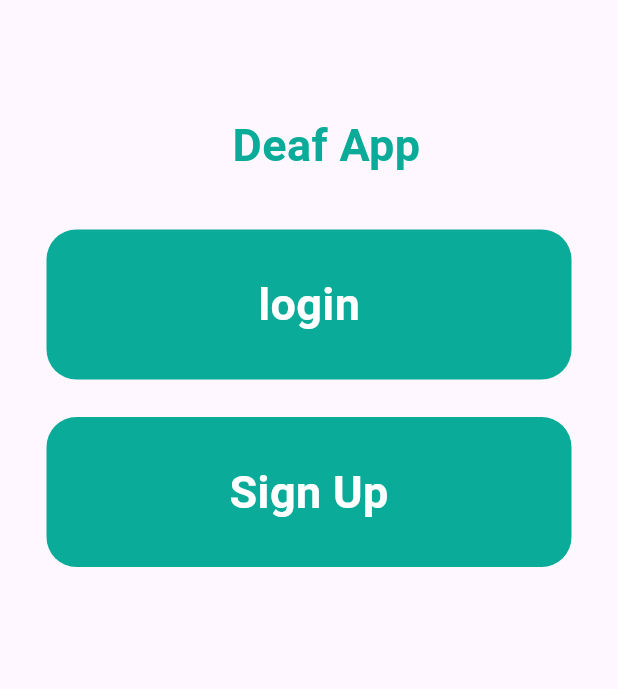
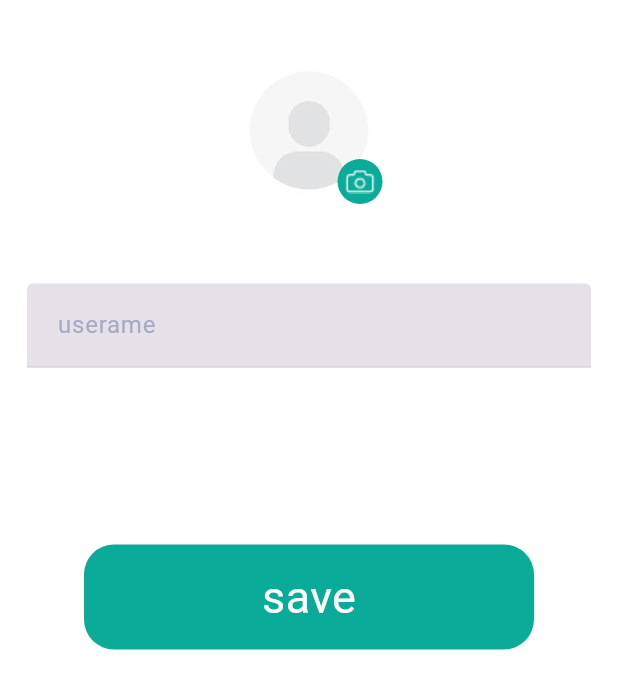
Before and after one commit to AngieShalma/auth_login_register_django, a Flutter app: the screen it shows after launch, on a phone screen of 412 x 824 dp. Shown: the top 689 px of the screen. Run offline on Flutter 3.47's test engine with Material 3 defaults, Android fonts, the phone set to English and light mode, and no system bars; our stand-ins replace bloc, flutter_bloc, image_picker, shared_preferences.

Commit message:
third commit

```diff
--- a/lib/main.dart
+++ b/lib/main.dart
@@ -4,6 +4,7 @@ import 'package:flutter/material.dart';
 import 'package:flutter_bloc/flutter_bloc.dart';
 import 'package:test_api_register_login_logout/auth_cubit.dart';
 import 'package:test_api_register_login_logout/screens/home_screen.dart';
+import 'package:test_api_register_login_logout/screens/user_info.dart';
 import 'package:test_api_register_login_logout/screens/welcome_screen.dart';
 import 'package:test_api_register_login_logout/shared/network/shared_preferences.dart';
 String? token;
@@ -41,7 +42,7 @@ class MyApp extends StatelessWidget {
       ],
       child: MaterialApp(
   debugShowCheckedModeBanner: false,
-        home: welcomeScreen(),//token !=null &&token !=""?homeScreen(): welcomeScreen(),
+        home: userInfoScreen()//welcomeScreen(),//token !=null &&token !=""?homeScreen(): welcomeScreen(),
       ),
     );
   }
--- /dev/null
+++ b/lib/screens/user_info.dart
@@ -0,0 +1,228 @@
+import 'dart:io';
+import 'package:flutter/cupertino.dart';
+import 'package:flutter/material.dart';
+import 'package:image_picker/image_picker.dart';
+
+class userInfoScreen extends StatefulWidget {
+  const userInfoScreen({Key? key}) : super(key: key);
+
+  @override
+  State<userInfoScreen> createState() => _userInfoScreenState();
+}
+
+class _userInfoScreenState extends State<userInfoScreen> {
+  late String UserName;
+
+  final nameController = TextEditingController();
+  File? image;
+
+  Future pickerCamera() async {
+    final myfile = await ImagePicker().pickImage(source: ImageSource.camera);
+
+    setState(() {
+      image = File(myfile!.path);
+    });
+  }
+
+  Future pickerGallery() async {
+    final myfile = await ImagePicker().pickImage(source: ImageSource.gallery);
+
+    setState(() {
+      image = File(myfile!.path);
+    });
+  }
+
+  @override
+  Widget build(BuildContext context) {
+    return Scaffold(
+      backgroundColor: Colors.white,
+      body: Column(
+        children: [
+          Stack(
+            children: [
+              GestureDetector(
+                onTap: () {},
+                child: Padding(
+                  padding: const EdgeInsets.only(top: 28.0),
+                  child: GestureDetector(
+                    onTap: () {
+                      ScaffoldMessenger.of(context).showSnackBar(SnackBar(
+                        // background color of your snack-bar
+                        backgroundColor: Color(0xff0AAB98),
+                        // make the content property take a Row
+                        content: Row(
+                          children: <Widget>[
+                            // add your preferred icon here
+                            CircleAvatar(
+                              backgroundColor: Colors.white,
+                              radius: 25,
+                              child: IconButton(
+                                onPressed: () {
+
+                                   showDialog(
+                                     context: context,
+                                     builder: (BuildContext context) {
+                                       // return object of type Dialog
+                                       return AlertDialog(
+
+                                         title: Text("Deaf App"),
+                                         content: Text(
+                                             "would you like to Acess Your Camera"),
+                                         actions: <Widget>[
+
+                                           TextButton(
+                                             child: Text("cancel"),
+                                             onPressed: () {
+                                               Navigator.of(context).pop();
+                                             },
+                                           ),
+                                           TextButton(
+                                             child: Text("accept"),
+                                             onPressed: () {
+                                               pickerCamera();                                        },
+                                           ),
+                                         ],
+                                       );
+                                     },
+                                   );
+                                },
+                                icon: Icon(
+                                  Icons.camera_alt,
+                                  color: Color(0xff0AAB98),
+                                ),
+                              ),
+                            ),
+                            SizedBox(
+                              width: 20,
+                            ),
+                            CircleAvatar(
+                              radius: 25,
+                              backgroundColor: Colors.white,
+                              child: IconButton(
+                                onPressed: () {
+                                  showDialog(
+                                    context: context,
+                                    builder: (BuildContext context) {
+                                      // return object of type Dialog
+                                      return AlertDialog(
+                                        title: Text("Deaf App"),
+                                        content: Text(
+                                            "would you like to Acess Your Gallery"),
+                                        actions: <Widget>[
+
+                                          TextButton(
+                                            child: Text("cancel"),
+                                            onPressed: () {
+                                              Navigator.of(context).pop();
+                                            },
+                                          ),
+                                          TextButton(
+                                            child: Text("accept"),
+                                            onPressed: () {
+                                              pickerGallery();
+                                            },
+                                          ),
+                                        ],
+                                      );
+                                    },
+                                  );
+
+                                },
+                                icon: Icon(
+                                  Icons.photo,
+                                  color: Color(0xff0AAB98),
+                                ),
+                              ),
+                            ),
+                          ],
+                        ),
+                        // the duration of your snack-bar
+                        duration: Duration(days: 1),
+                      ));
+                      // pickerCamera();
+                    },
+                    child: CircleAvatar(
+                      radius: 59,
+                      backgroundImage: image == null
+                          ? AssetImage("assets/images/images.jpeg")
+                              as ImageProvider
+                          : FileImage(image!),
+                      backgroundColor: Colors.white,
+                      // child:image== Image.asset("assets/images/images.jpeg",height: 118,width: 118,)?null:FileImage(image!)
+                    ),
+                  ),
+                ),
+              ),
+              Positioned(
+                bottom: 10,
+                right: 10,
+                child: GestureDetector(
+                  // onTap: (){
+                  //   pickerCamera();
+                  // },
+                  child: CircleAvatar(
+                    radius: 15,
+                    // backgroundImage:image==null?null:FileImage(image!),
+
+                    backgroundColor: Color(0xff0AAB98),
+                    child: Image.asset(
+                      "assets/images/Camera Icon.png",
+                      color: Colors.white,
+                    ),
+                  ),
+                ),
+              )
+            ],
+          ),
+          SizedBox(
+            height: 25,
+          ),
+          Padding(
+            padding: const EdgeInsets.all(18.0),
+            child: TextFormField(
+              controller: nameController,
+              validator: (value) {
+                if (value == null || value.isEmpty) {
+                  return 'please enter Your Name';
+                }
+              },
+              keyboardType: TextInputType.name,
+              decoration: InputDecoration(
+                filled: true,
+                enabledBorder: UnderlineInputBorder(
+                  borderSide: BorderSide(color: Color(0xffD6D6D6)),
+                ),
+                // border: OutlineInputBorder(),
+                labelText: ' userame',
+                labelStyle: TextStyle(
+                  color: Color(0xffA6ABC4), //<-- SEE HERE
+                ),
+                // prefixIcon: Icon(Icons.person),
+              ),
+              onChanged: (value) {
+                nameController.text = value;
+                setState(() {});
+              },
+            ),
+          ),
+          SizedBox(
+            height: 100,
+          ),
+          Container(
+            height: 70,
+            width: 300,
+            decoration: BoxDecoration(
+                color: Color(0xff0AAB98),
+                borderRadius: BorderRadius.circular(20)),
+            child: Center(
+              child: Text(
+                "save",
+                style: TextStyle(fontSize: 30, color: Colors.white),
+              ),
+            ),
+          )
+        ],
+      ),
+    );
+  }
+}
--- a/pubspec.yaml
+++ b/pubspec.yaml
@@ -34,7 +34,7 @@ dependencies:
   bloc: ^8.1.2
   http: ^1.1.0
   shared_preferences: ^2.2.2
-
+  image_picker: ^1.0.4
   # The following adds the Cupertino Icons font to your application.
   # Use with the CupertinoIcons class for iOS style icons.
   cupertino_icons: ^1.0.2
@@ -62,8 +62,8 @@ flutter:
   uses-material-design: true
 
   # To add assets to your application, add an assets section, like this:
-  # assets:
-  #   - images/a_dot_burr.jpeg
+  assets:
+    - assets/images/
   #   - images/a_dot_ham.jpeg
 
   # An image asset can refer to one or more resolution-specific "variants", see
```
Also changed, not shown: assets/images/Camera Icon.png (added), assets/images/images.jpeg (added), assets/images/profilePicture.png (added), pubspec.lock.
